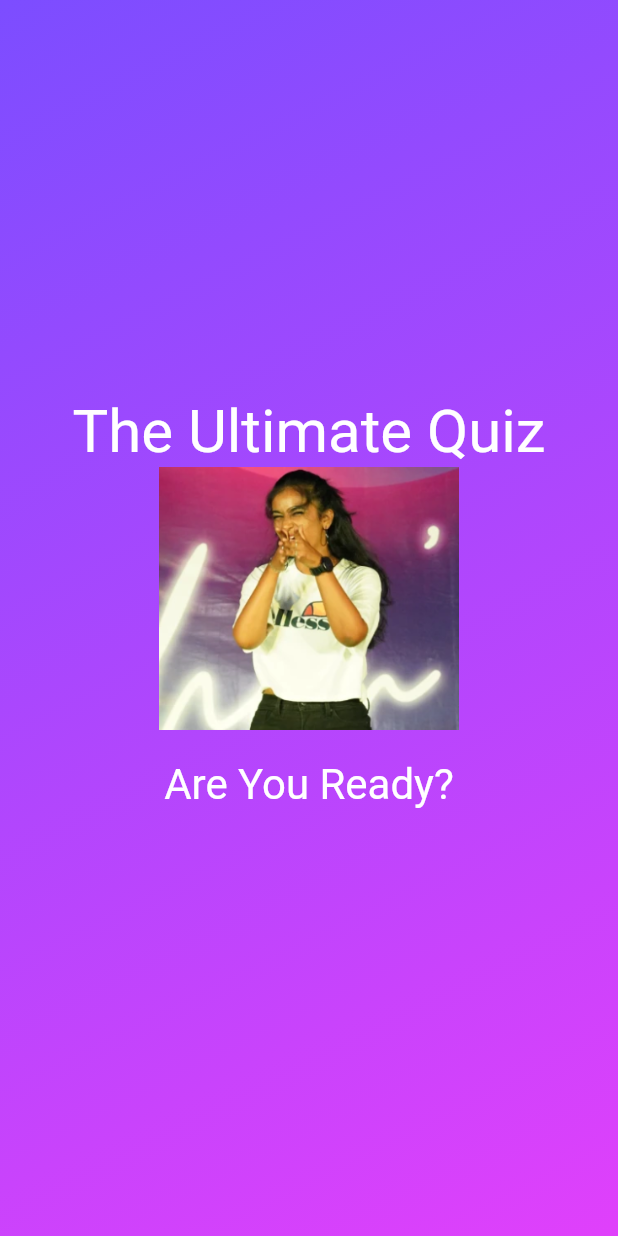
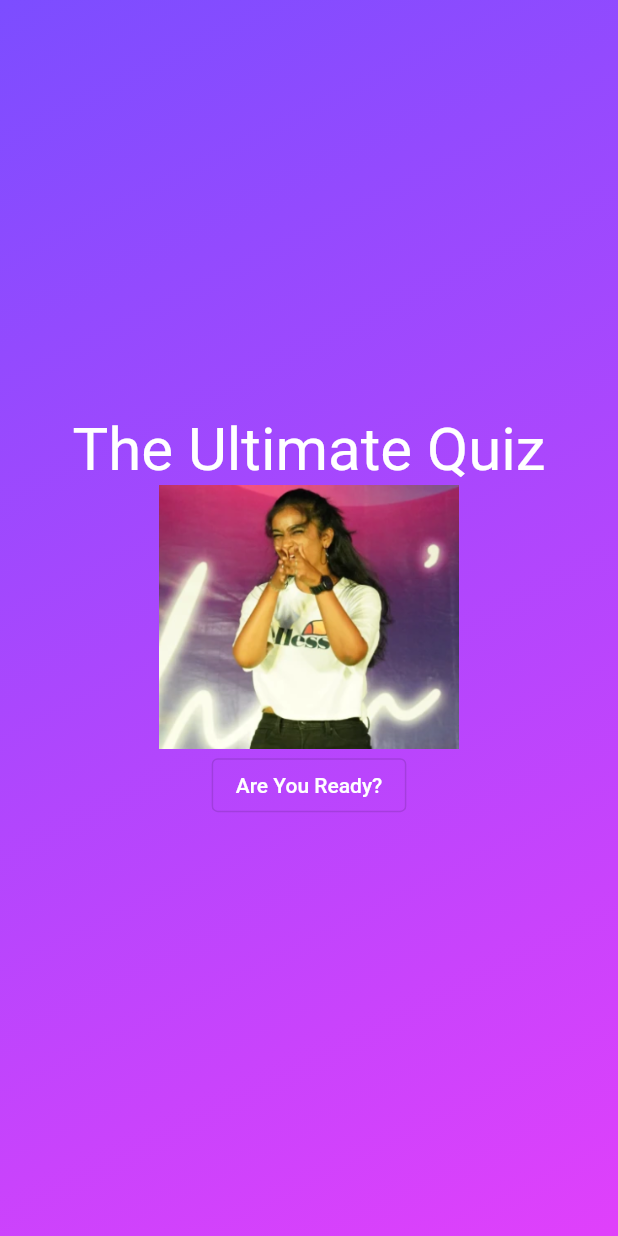
Before and after one commit to Nooberd-Incompat/quizapp_having_randompics, a Flutter app: the screen it shows after launch, on a phone screen of 412 x 824 dp. Run offline on Flutter 3.47's test engine with Material 2 defaults, Android fonts, the phone set to English and light mode, and no system bars.

Commit message:
this is the net result with the tutorial's help

```diff
--- a/lib/intro_pic.dart
+++ b/lib/intro_pic.dart
@@ -28,16 +28,21 @@ class _Shower extends State<InPic> {
           'assets/images/tmgyho.png',
           width: 200,
         ),
-        TextButton(
+        // TextButton(
+        //   onPressed: rollDice,
+        //   style: TextButton.styleFrom(
+        //     padding: const EdgeInsets.only(
+        //       top: 20,
+        //       bottom: 20,
+        //     ),
+        //     foregroundColor: Colors.white,
+        //     textStyle: const TextStyle(fontSize: 28),
+        //   ),
+        //   child: const Text('Are You Ready?'),
+        // )
+        OutlinedButton(
           onPressed: rollDice,
-          style: TextButton.styleFrom(
-            padding: const EdgeInsets.only(
-              top: 20,
-              bottom: 20,
-            ),
-            foregroundColor: Colors.white,
-            textStyle: const TextStyle(fontSize: 28),
-          ),
+          style: OutlinedButton.styleFrom(foregroundColor: Colors.white),
           child: const Text('Are You Ready?'),
         )
       ],
```
